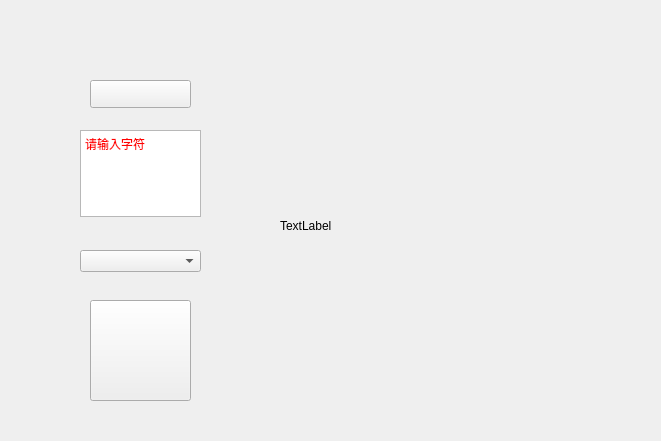
Above: window.ui from hysspoluo/codetest before the change; both pictures show x 360 to 1021 and y 90 to 531 of the 1021 by 713 pixel window. Below: the same form after it.
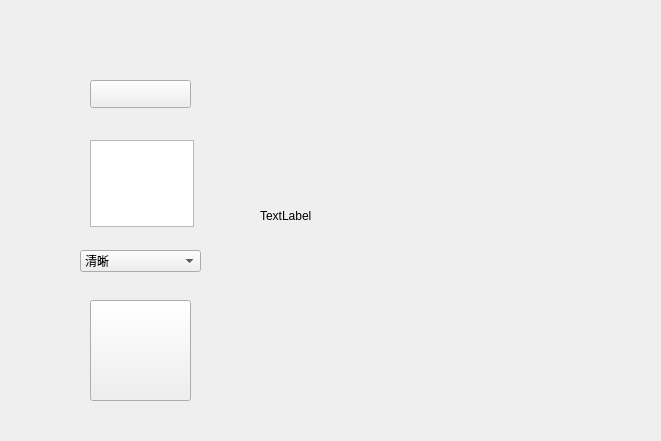
That is the form after the change. Icons and pictures are not drawn.

Patch:
```diff
--- a/window.ui
+++ b/window.ui
@@ -46,27 +46,6 @@
      <string/>
     </property>
    </widget>
-   <widget class="QTextEdit" name="textEdit">
-    <property name="geometry">
-     <rect>
-      <x>440</x>
-      <y>220</y>
-      <width>121</width>
-      <height>87</height>
-     </rect>
-    </property>
-    <property name="styleSheet">
-     <string notr="true">color:rgb(255,0,0);
-placeholderText:请输入字符</string>
-    </property>
-    <property name="html">
-     <string>&lt;!DOCTYPE HTML PUBLIC &quot;-//W3C//DTD HTML 4.0//EN&quot; &quot;http://www.w3.org/TR/REC-html40/strict.dtd&quot;&gt;
-&lt;html&gt;&lt;head&gt;&lt;meta name=&quot;qrichtext&quot; content=&quot;1&quot; /&gt;&lt;style type=&quot;text/css&quot;&gt;
-p, li { white-space: pre-wrap; }
-&lt;/style&gt;&lt;/head&gt;&lt;body style=&quot; font-family:'SimSun'; font-size:9pt; font-weight:400; font-style:normal;&quot;&gt;
-&lt;p style=&quot; margin-top:0px; margin-bottom:0px; margin-left:0px; margin-right:0px; -qt-block-indent:0; text-indent:0px;&quot;&gt;请输入字符&lt;/p&gt;&lt;/body&gt;&lt;/html&gt;</string>
-    </property>
-   </widget>
    <widget class="QComboBox" name="comboBox">
     <property name="geometry">
      <rect>
@@ -76,6 +55,21 @@
       <height>22</height>
      </rect>
     </property>
+    <item>
+     <property name="text">
+      <string>清晰</string>
+     </property>
+    </item>
+    <item>
+     <property name="text">
+      <string>一般</string>
+     </property>
+    </item>
+    <item>
+     <property name="text">
+      <string>字符</string>
+     </property>
+    </item>
    </widget>
    <widget class="QLabel" name="iput_image">
     <property name="geometry">
@@ -96,8 +90,8 @@
    <widget class="QLabel" name="output_image">
     <property name="geometry">
      <rect>
-      <x>640</x>
-      <y>160</y>
+      <x>620</x>
+      <y>150</y>
       <width>261</width>
       <height>311</height>
      </rect>
@@ -109,6 +103,23 @@
      <bool>true</bool>
     </property>
    </widget>
+   <widget class="QTextEdit" name="textEdit">
+    <property name="geometry">
+     <rect>
+      <x>450</x>
+      <y>230</y>
+      <width>104</width>
+      <height>87</height>
+     </rect>
+    </property>
+    <property name="html">
+     <string>&lt;!DOCTYPE HTML PUBLIC &quot;-//W3C//DTD HTML 4.0//EN&quot; &quot;http://www.w3.org/TR/REC-html40/strict.dtd&quot;&gt;
+&lt;html&gt;&lt;head&gt;&lt;meta name=&quot;qrichtext&quot; content=&quot;1&quot; /&gt;&lt;style type=&quot;text/css&quot;&gt;
+p, li { white-space: pre-wrap; }
+&lt;/style&gt;&lt;/head&gt;&lt;body style=&quot; font-family:'SimSun'; font-size:9pt; font-weight:400; font-style:normal;&quot;&gt;
+&lt;p style=&quot;-qt-paragraph-type:empty; margin-top:0px; margin-bottom:0px; margin-left:0px; margin-right:0px; -qt-block-indent:0; text-indent:0px;&quot;&gt;&lt;br /&gt;&lt;/p&gt;&lt;/body&gt;&lt;/html&gt;</string>
+    </property>
+   </widget>
   </widget>
   <widget class="QMenuBar" name="menubar">
    <property name="geometry">
```
Left out of the diff: 4 changed lines with no effect on the pictures.
